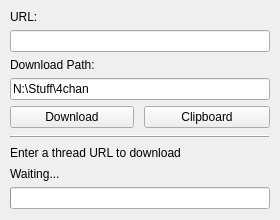
Qt form src/main/resources/base/PyChan.ui (kb-elmo/PyChan) before a commit.
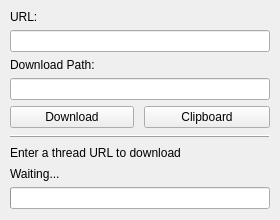
The same form after that commit.

Commit message: remove default path

What changed in the file:
```diff
--- a/src/main/resources/base/PyChan.ui
+++ b/src/main/resources/base/PyChan.ui
@@ -91,9 +91,6 @@
      </item>
      <item row="3" column="0" colspan="2">
       <widget class="QLineEdit" name="input_path">
-       <property name="text">
-        <string>N:\Stuff\4chan</string>
-       </property>
       </widget>
      </item>
      <item row="4" column="0">
```
